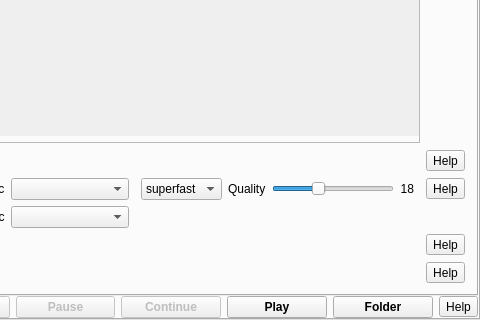
Before: the Qt Designer form src/formMainWindow.ui in vkohaupt/vokoscreenNG, drawn with Qt 5; both pictures show x 228 to 708 and y 96 to 416 of the 708 by 416 pixel window.
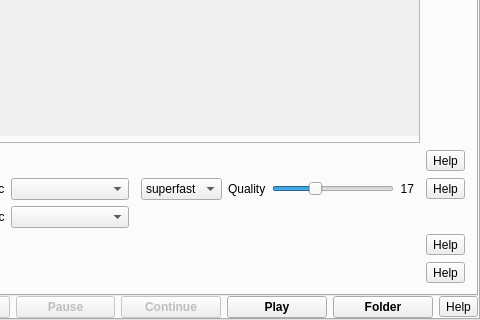
After: the same form once the commit is applied. The open tabs and pages were chosen to show the change. Icons and pictures are not drawn.

```diff
--- a/src/formMainWindow.ui
+++ b/src/formMainWindow.ui
@@ -883,11 +883,14 @@
                       <property name="maximum">
                        <number>50</number>
                       </property>
+                      <property name="pageStep">
+                       <number>1</number>
+                      </property>
                       <property name="value">
-                       <number>18</number>
+                       <number>17</number>
                       </property>
                       <property name="sliderPosition">
-                       <number>18</number>
+                       <number>17</number>
                       </property>
                       <property name="orientation">
                        <enum>Qt::Horizontal</enum>
@@ -900,7 +903,7 @@
                     <item>
                      <widget class="QLabel" name="labelSliderX264">
                       <property name="text">
-                       <string notr="true">18</string>
+                       <string notr="true">17</string>
                       </property>
                       <property name="alignment">
                        <set>Qt::AlignRight|Qt::AlignTrailing|Qt::AlignVCenter</set>
```
